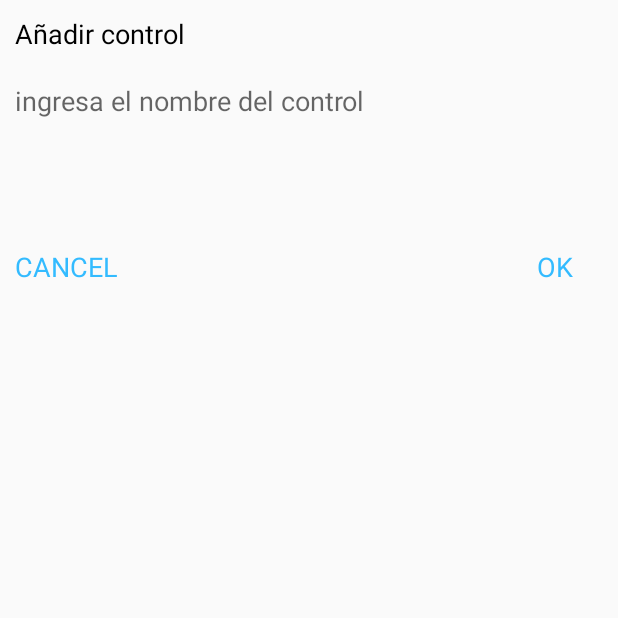
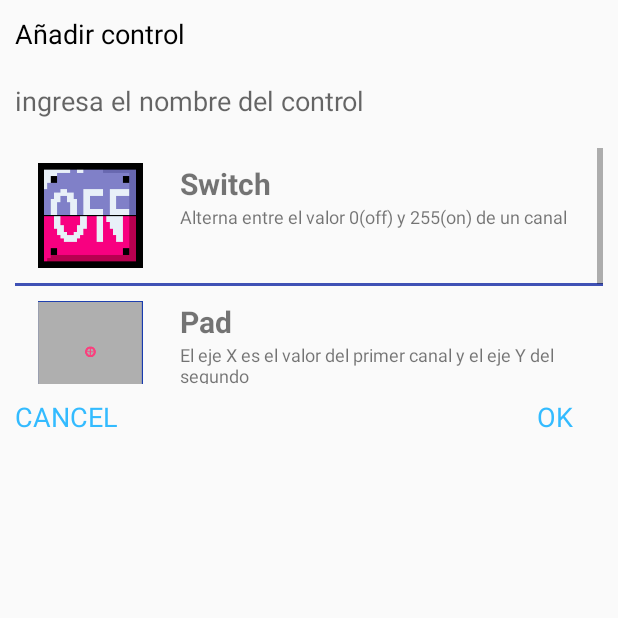
Before and after one commit to johedan20012/DMXAndroid-API21, an Android app: the fragment ModalAddControl shown on its own in the app's theme, on a phone screen of 412 x 824 dp, the top half of it. Run offline under Robolectric (Android 15) with nearby library versions, the phone set to English and light mode, and no system bars.

Commit message:
Agregue un listview al modal de agregar controles , donde cada elemento del listview es un control con su nombre , img y descripcion , al darle click agregua el boton, <nota puede que sea mejor no cerrar el modal cuando se agregue un boton, puede quedarse abierto hasta presionar el boton aceptar o cancelar>

```diff
--- a/app/src/main/java/kevin20012com/dmx/modales/ModalAddControl.java
+++ b/app/src/main/java/kevin20012com/dmx/modales/ModalAddControl.java
@@ -12,14 +12,22 @@ import android.util.Log;
 import android.view.LayoutInflater;
 import android.view.View;
 import android.view.ViewGroup;
+import android.widget.AdapterView;
 import android.widget.EditText;
+import android.widget.ListView;
 import android.widget.TextView;
 
+import java.util.ArrayList;
 import java.util.Vector;
 
 import kevin20012com.dmx.R;
+import kevin20012com.dmx.modales.ModalAddControlList.AdaptadorItem;
+import kevin20012com.dmx.modales.ModalAddControlList.Item;
 
 public class ModalAddControl extends DialogFragment {
+
+    private ListView listControles;
+    private AdaptadorItem adaptadorListControles;
 
     private static final String TAG = "MyCustomDialog";
 
@@ -70,7 +78,44 @@ public class ModalAddControl extends DialogFragment {
             }
         });
 
+        listControles = (ListView) view.findViewById(R.id.listControles);
+        adaptadorListControles = new AdaptadorItem(getActivity(), GetControlesItems());
+        listControles.setAdapter(adaptadorListControles);
+
+        listControles.setOnItemClickListener(new AdapterView.OnItemClickListener() {
+            @Override
+            public void onItemClick(AdapterView<?> parent, View view, int position, long id) {
+                //Object listItem = list.getItemAtPosition(position);
+                String input = "";
+
+                switch (position) {
+                    case 0:
+                        input = "switch";
+                        break;
+                    case 1:
+                        input = "pad";
+                        break;
+                    case 2:
+                        input = "joy";
+                        break;
+                }
+
+                if (input != "") { //TODO esto significa que le dio click a un elemento d mi listview y agregara ese control
+                    mOnInputListener.sendInput(input);
+                    getDialog().dismiss();
+                }
+            }
+        });
         return view;
+    }
+
+    private ArrayList<Item> GetControlesItems(){
+        ArrayList<Item> listItems = new ArrayList<>();
+        listItems.add(new Item(R.drawable.switch_icon, "Switch" ,"Alterna entre el valor 0(off) y 255(on) de un canal"));
+        listItems.add(new Item(R.drawable.pad_icon, "Pad" ,"El eje X es el valor del primer canal y el eje Y del segundo"));
+        listItems.add(new Item(R.drawable.joystick_icon, "Joystick" ,"El eje X es el valor del primer canal y el eje Y del segundo, se regresa al centro cuando no lo tocas"));
+
+        return listItems;
     }
 
     @Override
--- /dev/null
+++ b/app/src/main/java/kevin20012com/dmx/modales/ModalAddControlList/AdaptadorItem.java
@@ -0,0 +1,54 @@
+package kevin20012com.dmx.modales.ModalAddControlList;
+
+import android.content.Context;
+import android.view.LayoutInflater;
+import android.view.View;
+import android.view.ViewGroup;
+import android.widget.BaseAdapter;
+import android.widget.ImageView;
+import android.widget.TextView;
+
+import java.util.ArrayList;
+
+import kevin20012com.dmx.R;
+
+public class AdaptadorItem extends BaseAdapter {
+    private Context context;
+    private ArrayList<Item> listItems;
+
+    public AdaptadorItem(Context context, ArrayList<Item> listItems) {
+        this.context = context;
+        this.listItems = listItems;
+    }
+
+    @Override
+    public int getCount() {
+        return listItems.size();
+    }
+
+    @Override
+    public Object getItem(int position) {
+        return listItems.get(position);
+    }
+
+    @Override
+    public long getItemId(int i) {
+        return 0;
+    }
+
+    @Override
+    public View getView(int position, View convertView, ViewGroup parent) {
+        Item item = (Item) getItem(position);
+
+        convertView = LayoutInflater.from(context).inflate(R.layout.dialog_controles_item, null);
+        ImageView imgFoto = convertView.findViewById(R.id.imgControl);
+        TextView nameControl = convertView.findViewById(R.id.nameControl);
+        TextView descControl = convertView.findViewById(R.id.descControl);
+
+        imgFoto.setImageResource(item.getImgFoto());
+        nameControl.setText(item.getTitulo());
+        descControl.setText(item.getDescripcion());
+
+        return convertView;
+    }
+}
--- /dev/null
+++ b/app/src/main/java/kevin20012com/dmx/modales/ModalAddControlList/Item.java
@@ -0,0 +1,20 @@
+package kevin20012com.dmx.modales.ModalAddControlList;
+
+public class Item {
+
+    private int imgFoto;
+    private String Titulo;
+    private String Descripcion;
+
+    public Item(int img, String tit, String cont){
+        imgFoto = img;
+        Titulo = tit;
+        Descripcion = cont;
+    }
+
+    public int getImgFoto() { return imgFoto;}
+
+    public String getTitulo() { return Titulo;}
+
+    public String getDescripcion() { return Descripcion;}
+}
--- a/app/src/main/res/layout/activity_main.xml
+++ b/app/src/main/res/layout/activity_main.xml
@@ -19,7 +19,7 @@
                 android:layout_marginTop="72dp"
                 android:text="@string/conectar"
                 app:layout_constraintStart_toStartOf="parent"
-                app:layout_constraintTop_toTopOf="parent" />-
+                app:layout_constraintTop_toTopOf="parent" />
         </android.support.constraint.ConstraintLayout>
 
     </LinearLayout>
--- a/app/src/main/res/layout/dialog_controles.xml
+++ b/app/src/main/res/layout/dialog_controles.xml
@@ -10,51 +10,59 @@
 
     <RelativeLayout
         android:layout_width="match_parent"
-        android:layout_height="200dp"
+        android:layout_height="300dp"
         android:padding="10dp">
 
+        <ListView
+            android:id="@+id/listControles"
+            android:layout_width="match_parent"
+            android:layout_height="157dp"
+            android:layout_below="@+id/input"
+            android:layout_marginTop="19dp"
+            android:divider="@color/colorPrimary"
+            android:dividerHeight="2dp"/>/>
+
         <TextView
+            android:id="@+id/heading"
             android:layout_width="match_parent"
             android:layout_height="wrap_content"
             android:text="Añadir control"
-            android:textSize="18sp"
             android:textColor="#000"
-            android:id="@+id/heading"/>
+            android:textSize="18sp" />
 
         <EditText
+            android:id="@+id/input"
             android:layout_width="match_parent"
             android:layout_height="wrap_content"
             android:layout_below="@id/heading"
             android:layout_marginTop="20dp"
             android:background="@null"
-            android:textColor="#000"
             android:hint="ingresa el nombre del control"
-            android:id="@+id/input"/>
+            android:textColor="#000" />
 
         <TextView
+            android:id="@+id/action_ok"
             android:layout_width="wrap_content"
             android:layout_height="wrap_content"
+            android:layout_alignParentRight="true"
+            android:layout_alignParentBottom="true"
+            android:layout_marginRight="20dp"
             android:text="OK"
-            android:layout_alignParentBottom="true"
-            android:layout_alignParentRight="true"
-            android:layout_marginRight="20dp"
-            android:textSize="18sp"
             android:textColor="#33bbff"
-            android:id="@+id/action_ok"/>
+            android:textSize="18sp" />
 
         <TextView
+            android:id="@+id/action_cancel"
             android:layout_width="wrap_content"
             android:layout_height="wrap_content"
+            android:layout_alignParentLeft="true"
+            android:layout_alignParentBottom="true"
+            android:layout_marginRight="20dp"
             android:text="CANCEL"
-            android:layout_alignParentBottom="true"
-            android:layout_alignParentLeft="true"
-            android:layout_marginRight="20dp"
-            android:textSize="18sp"
             android:textColor="#33bbff"
-            android:id="@+id/action_cancel"/>
+            android:textSize="18sp" />
 
     </RelativeLayout>
 
 
-
 </RelativeLayout>
--- /dev/null
+++ b/app/src/main/res/layout/dialog_controles_item.xml
@@ -0,0 +1,34 @@
+<?xml version="1.0" encoding="utf-8"?>
+<LinearLayout
+    xmlns:android="http://schemas.android.com/apk/res/android"
+    android:orientation="horizontal"
+    android:layout_width="match_parent"
+    android:layout_height="match_parent"
+    android:paddingBottom="10dp"
+    android:paddingTop="10dp" >
+
+    <ImageView
+        android:layout_width="100dp"
+        android:layout_height="70dp"
+        android:id="@+id/imgControl"/>
+
+    <LinearLayout
+        android:layout_width="match_parent"
+        android:layout_height="wrap_content"
+        android:orientation="vertical"
+        android:layout_marginLeft="10dp">
+
+        <TextView
+            android:layout_width="wrap_content"
+            android:layout_height="wrap_content"
+            android:id="@+id/nameControl"
+            android:textSize="20dp"
+            android:textStyle="bold"/>
+
+        <TextView
+            android:layout_width="wrap_content"
+            android:layout_height="wrap_content"
+            android:id="@+id/descControl"
+            android:textSize="12dp"/>
+    </LinearLayout>
+</LinearLayout>
```
Also changed, not shown: app/src/main/java/kevin20012com/dmx/MainActivity.java (+1 -84 lines), app/src/main/res/drawable/joystick_icon.png (added), app/src/main/res/drawable/pad_icon.png (added), app/src/main/res/drawable/switch_icon.png (added), app/src/main/res/drawable/switch_icon2.png (added).
